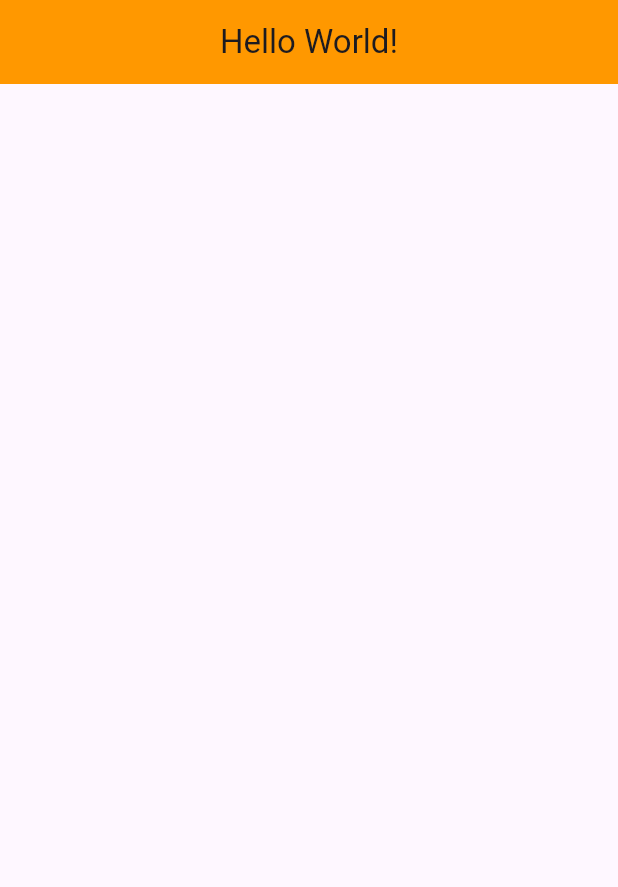
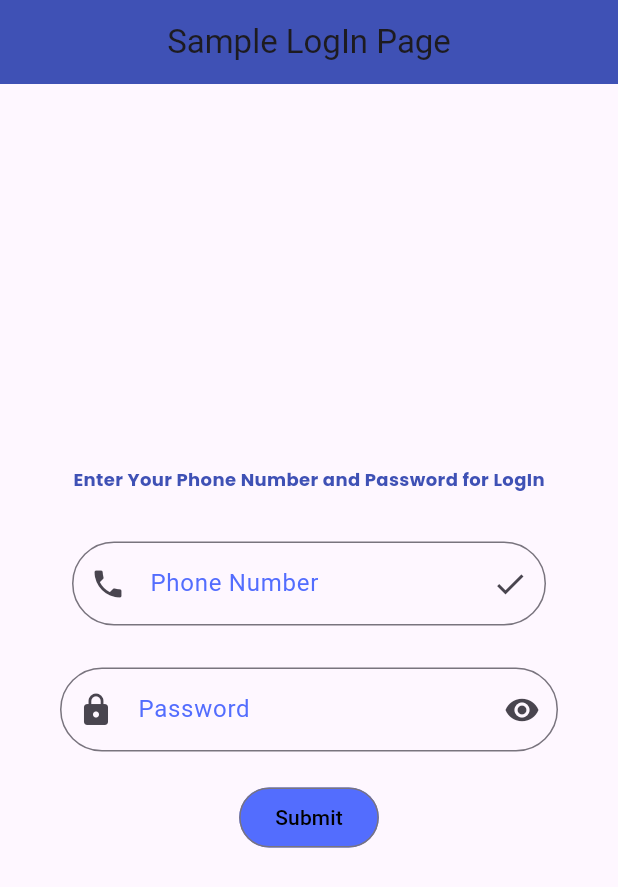
Before and after one commit to nahidmeraj765/login-page-sample, a Flutter app: the screen it shows after launch, on a phone screen of 412 x 824 dp. Shown: the top 887 px of the screen. Run offline on Flutter 3.47's test engine with Material 3 defaults, Android fonts, the phone set to English and light mode, and no system bars; our stand-ins replace google_fonts.

Commit message:
initial design

```diff
--- a/lib/home.dart
+++ b/lib/home.dart
@@ -1,4 +1,5 @@
 import 'package:flutter/material.dart';
+import 'package:google_fonts/google_fonts.dart';
 
 class Home extends StatelessWidget {
   const Home({super.key});
@@ -7,16 +8,80 @@ class Home extends StatelessWidget {
   Widget build(BuildContext context) {
     return Scaffold(
       appBar: AppBar(
-        title: Text("Hello World!"),
+        title: Text("Sample LogIn Page"),
         centerTitle: true,
-        backgroundColor: Colors.orange,
+        backgroundColor: Colors.indigo,
       ),
 
-      body: Column(
-        children: [
-        ],
-      )
-
-    );
+      body: Container(
+        padding: EdgeInsets.all(40),
+        child: Column(
+          mainAxisAlignment: MainAxisAlignment.center, // vertical centering
+          crossAxisAlignment: CrossAxisAlignment.center, // horizontal centering
+          children: [
+            Text("Enter Your Phone Number and Password for LogIn",
+            style: GoogleFonts.poppins(fontSize: 12,fontWeight: FontWeight.bold, color: Colors.indigo),),
+            SizedBox(
+            height: 25,
+          ),
+            Padding(
+              padding: const EdgeInsets.all(8.0),
+              child: TextField(
+                decoration: InputDecoration(
+                  hintText: "Enter Phone Number",
+                  labelText: "Phone Number",
+                  prefixIcon: Icon(Icons.phone),
+                  suffixIcon: Icon(Icons.check),
+                  hintStyle: TextStyle(
+                    color: Colors.indigoAccent,
+                    fontSize: 14,
+                  ),
+                  labelStyle: TextStyle(
+                    color: Colors.indigoAccent,
+                    fontSize: 16,
+                  ),
+                  border: OutlineInputBorder(
+                    borderRadius: BorderRadius.circular(50),
+                  ),
+                ),
+              ),
+            ),
+            SizedBox(
+              height: 20,
+            ),
+            TextField(
+              obscureText: true,
+              decoration: InputDecoration(
+                hintText: "Enter Password",
+                labelText: "Password",
+                prefixIcon: Icon(Icons.lock),
+                suffixIcon: Icon(Icons.remove_red_eye),
+                hintStyle: TextStyle(
+                  color: Colors.indigoAccent,
+                  fontSize: 14,
+                ),
+                labelStyle: TextStyle(
+                  color: Colors.indigoAccent,
+                  fontSize: 16,
+                ),
+                border: OutlineInputBorder(
+                    borderRadius: BorderRadius.circular(50),
+                  ),
+              ),
+            ),
+          SizedBox(
+            height: 20,
+          ),
+          OutlinedButton(
+            onPressed: (){},
+            child: Text('Submit', style: TextStyle(color: Colors.black),),
+            style: OutlinedButton.styleFrom(
+              backgroundColor: Colors.indigoAccent,
+            ),
+            ),
+          ],
+          ),
+      ),
+      );
   }
 }
--- a/pubspec.yaml
+++ b/pubspec.yaml
@@ -31,9 +31,11 @@ dependencies:
   flutter:
     sdk: flutter
 
+  cupertino_icons: ^1.0.8
+  google_fonts: ^6.2.1
+
   # The following adds the Cupertino Icons font to your application.
   # Use with the CupertinoIcons class for iOS style icons.
-  cupertino_icons: ^1.0.8
 
 dev_dependencies:
   flutter_test:
```
Also changed, not shown: pubspec.lock, 1 other file.
